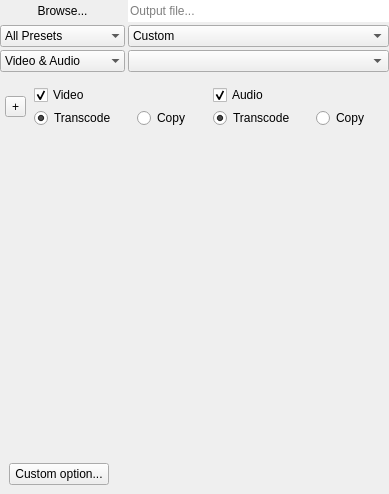
This is src/UI/outputwidget.ui in RxLaboratory/DuME as Qt 5 draws it before an edit. The edited form follows.
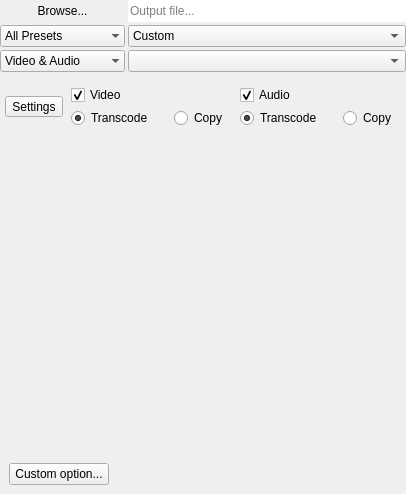
This is the edited form. Icons and pictures are not drawn. Custom widgets are drawn as their Qt base class.

What changed in the file:
```diff
--- a/src/UI/outputwidget.ui
+++ b/src/UI/outputwidget.ui
@@ -256,13 +256,17 @@
         </sizepolicy>
        </property>
        <property name="text">
-        <string>+</string>
+        <string>Settings</string>
+       </property>
+       <property name="icon">
+        <iconset resource="../resources.qrc">
+         <normaloff>:/icons/list</normaloff>:/icons/list</iconset>
        </property>
        <property name="popupMode">
         <enum>QToolButton::InstantPopup</enum>
        </property>
        <property name="toolButtonStyle">
-        <enum>Qt::ToolButtonTextBesideIcon</enum>
+        <enum>Qt::ToolButtonFollowStyle</enum>
        </property>
       </widget>
      </item>
```
Left out of the diff: 28 changed lines with no effect on the pictures.
